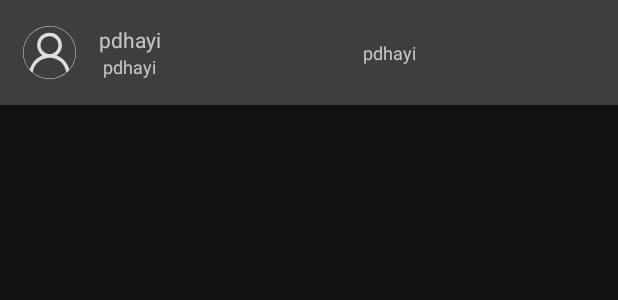
After one commit to tiwarigaman/Knowledgify, an Android app: the layout connection_container.xml on its own in the app's theme, with its tools: preview values and no code run, on a phone screen of 412 x 824 dp. The commit adds this screen. Shown: the top 300 px of the screen. Run offline under Robolectric (Android 15) with nearby library versions, the phone set to English and light mode, and no system bars.

Commit message:
connection page items container completed

```diff
--- a/app/src/main/java/com/mobile/pdhayi/fragment/SearchFragment.kt
+++ b/app/src/main/java/com/mobile/pdhayi/fragment/SearchFragment.kt
@@ -16,4 +16,10 @@ class SearchFragment : Fragment() {
         // Inflate the layout for this fragment
         return inflater.inflate(R.layout.fragment_search, container, false)
     }
+
+    override fun onViewCreated(view: View, savedInstanceState: Bundle?) {
+        super.onViewCreated(view, savedInstanceState)
+
+
+    }
 }
--- /dev/null
+++ b/app/src/main/res/layout/connection_container.xml
@@ -0,0 +1,62 @@
+<?xml version="1.0" encoding="utf-8"?>
+<RelativeLayout xmlns:android="http://schemas.android.com/apk/res/android"
+    xmlns:app="http://schemas.android.com/apk/res-auto"
+    android:layout_width="match_parent"
+    android:layout_height="70dp"
+    android:background="#3E3E3E">
+
+    <de.hdodenhof.circleimageview.CircleImageView
+        android:id="@+id/circleImageViewConnection"
+        android:layout_width="35dp"
+        android:layout_height="35dp"
+        android:layout_alignParentTop="true"
+        android:layout_alignParentBottom="true"
+        android:layout_margin="15dp"
+        android:src="@drawable/user_normal" />
+
+    <LinearLayout
+        android:id="@+id/connectionLinear"
+        android:layout_width="wrap_content"
+        android:layout_height="match_parent"
+        android:layout_toEndOf="@id/circleImageViewConnection"
+        android:gravity="center"
+        android:orientation="vertical">
+
+        <TextView
+            android:id="@+id/textView"
+            android:layout_width="wrap_content"
+            android:layout_height="wrap_content"
+            android:text="@string/app_name"
+            android:textSize="14sp" />
+
+        <TextView
+            android:id="@+id/descriptionConnection"
+            android:layout_width="wrap_content"
+            android:layout_height="wrap_content"
+            android:text="@string/app_name"
+            android:textSize="12sp" />
+
+
+    </LinearLayout>
+    <LinearLayout
+        android:id="@+id/connectionLinear2"
+        android:layout_width="match_parent"
+        android:layout_height="match_parent"
+        android:orientation="vertical"
+        android:gravity="center"
+        android:layout_toEndOf="@id/connectionLinear"
+        >
+        <TextView
+            android:layout_width="wrap_content"
+            android:layout_height="wrap_content"
+            android:text="@string/app_name"
+            android:textSize="12sp" />
+
+
+
+    </LinearLayout>
+
+
+
+
+</RelativeLayout>
```
Also changed, not shown: app/src/main/res/layout/fragment_search.xml (+29 -7 lines).
